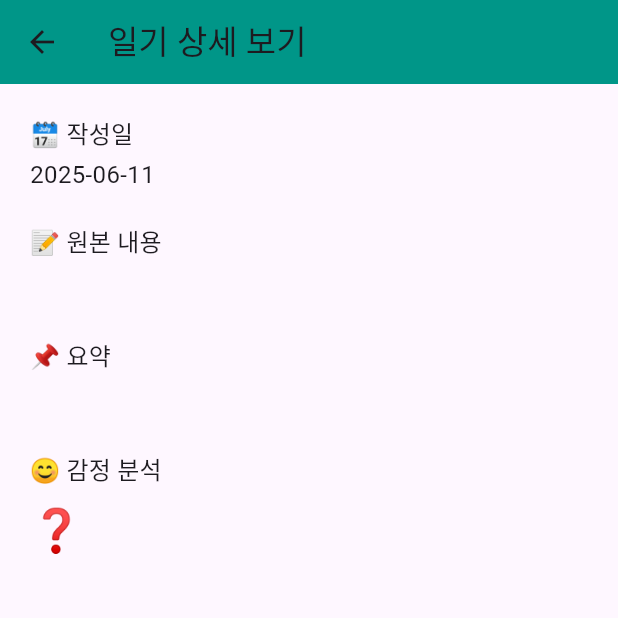
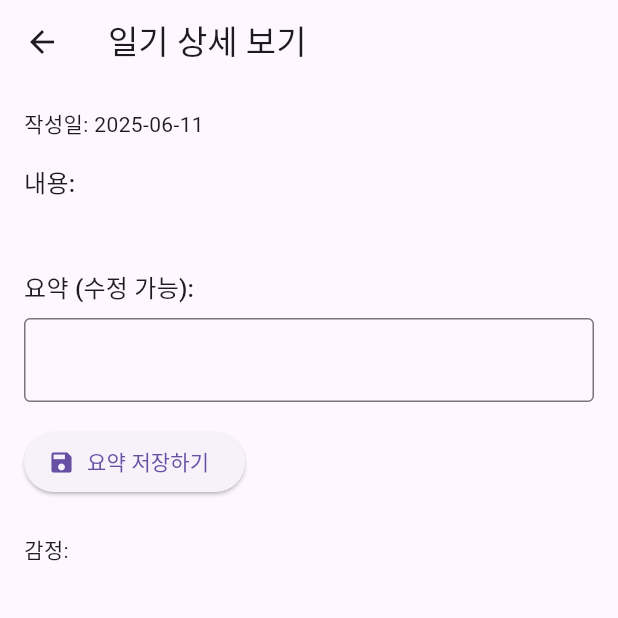
Before and after one commit to duyeob/Haru_hanjul, a Flutter app: the DiaryDetailScreen screen opened directly with empty values, on a phone screen of 412 x 824 dp, the top half of it. Run offline on Flutter 3.47's test engine with Material 3 defaults, Android fonts, the light colour scheme and no system bars; our stand-ins replace fl_chart, hive, hive_flutter; accounts and stored records are empty.

Commit message:
요약된 일기 수정 기능 추가

```diff
--- a/lib/main.dart
+++ b/lib/main.dart
@@ -19,6 +19,7 @@ class MyApp extends StatelessWidget {
   Widget build(BuildContext context) {
     return MaterialApp(
       title: '하루 한줄',
+      debugShowCheckedModeBanner: false,
       theme: ThemeData(primarySwatch: Colors.indigo),
       initialRoute: '/',
       routes: {
--- a/lib/models/diary_entry.dart
+++ b/lib/models/diary_entry.dart
@@ -1,4 +1,5 @@
 import 'package:hive/hive.dart';
+
 part 'diary_entry.g.dart';
 
 @HiveType(typeId: 0)
@@ -25,4 +26,21 @@ class DiaryEntry extends HiveObject {
     required this.emotion,
     required this.createdAt,
   });
+
+  /// ✅ copyWith 메서드 추가
+  DiaryEntry copyWith({
+    String? id,
+    String? originalText,
+    String? summary,
+    String? emotion,
+    DateTime? createdAt,
+  }) {
+    return DiaryEntry(
+      id: id ?? this.id,
+      originalText: originalText ?? this.originalText,
+      summary: summary ?? this.summary,
+      emotion: emotion ?? this.emotion,
+      createdAt: createdAt ?? this.createdAt,
+    );
+  }
 }
--- a/lib/screens/diary_detail_screen.dart
+++ b/lib/screens/diary_detail_screen.dart
@@ -1,83 +1,83 @@
 import 'package:flutter/material.dart';
+import 'package:hive/hive.dart';
 import '../models/diary_entry.dart';
-import '../utils/emotion_mapper.dart';
 
-class DiaryDetailScreen extends StatelessWidget {
+class DiaryDetailScreen extends StatefulWidget {
   final DiaryEntry entry;
 
   const DiaryDetailScreen({super.key, required this.entry});
 
   @override
+  State<DiaryDetailScreen> createState() => _DiaryDetailScreenState();
+}
+
+class _DiaryDetailScreenState extends State<DiaryDetailScreen> {
+  late TextEditingController _summaryController;
+  late Box<DiaryEntry> diaryBox;
+
+  @override
+  void initState() {
+    super.initState();
+    _summaryController = TextEditingController(text: widget.entry.summary);
+    diaryBox = Hive.box<DiaryEntry>('diaryBox');
+  }
+
+  void _saveEditedSummary() async {
+    final updatedEntry = widget.entry.copyWith(summary: _summaryController.text);
+    await diaryBox.put(widget.entry.id, updatedEntry);
+
+    ScaffoldMessenger.of(context).showSnackBar(
+      const SnackBar(content: Text('요약이 저장되었습니다.')),
+    );
+
+    setState(() {}); // UI 반영
+  }
+
+  @override
+  void dispose() {
+    _summaryController.dispose();
+    super.dispose();
+  }
+
+  @override
   Widget build(BuildContext context) {
-    final dateStr = entry.createdAt.toLocal().toString().split(' ')[0];
-    final emoji = getEmoji(entry.emotion);
-    final emotionColor = getColor(entry.emotion);
+    return Scaffold(
+      appBar: AppBar(title: const Text('일기 상세 보기')),
+      body: Padding(
+        padding: const EdgeInsets.all(16.0),
+        child: SingleChildScrollView(
+          child: Column(
+            crossAxisAlignment: CrossAxisAlignment.start,
+            children: [
+              Text('작성일: ${widget.entry.createdAt.toLocal().toString().split(' ')[0]}'),
+              const SizedBox(height: 16),
 
-    return Scaffold(
-      appBar: AppBar(
-        title: const Text('일기 상세 보기'),
-        backgroundColor: Colors.teal,
-      ),
-      body: Padding(
-        padding: const EdgeInsets.all(20),
-        child: ListView(
-          children: [
-            Text(
-              '🗓 작성일',
-              style: Theme.of(context).textTheme.titleMedium,
-            ),
-            const SizedBox(height: 4),
-            Text(
-              dateStr,
-              style: const TextStyle(fontSize: 16),
-            ),
-            const SizedBox(height: 20),
+              Text('내용:', style: Theme.of(context).textTheme.titleMedium),
+              const SizedBox(height: 8),
+              Text(widget.entry.originalText),
+              const SizedBox(height: 16),
 
-            Text(
-              '📝 원본 내용',
-              style: Theme.of(context).textTheme.titleMedium,
-            ),
-            const SizedBox(height: 8),
-            Text(
-              entry.originalText,
-              style: const TextStyle(fontSize: 16),
-            ),
-            const SizedBox(height: 20),
+              Text('요약 (수정 가능):', style: Theme.of(context).textTheme.titleMedium),
+              const SizedBox(height: 8),
+              TextField(
+                controller: _summaryController,
+                maxLines: null,
+                decoration: const InputDecoration(
+                  border: OutlineInputBorder(),
+                ),
+              ),
+              const SizedBox(height: 16),
 
-            Text(
-              '📌 요약',
-              style: Theme.of(context).textTheme.titleMedium,
-            ),
-            const SizedBox(height: 8),
-            Text(
-              entry.summary,
-              style: const TextStyle(fontSize: 16),
-            ),
-            const SizedBox(height: 20),
+              ElevatedButton.icon(
+                onPressed: _saveEditedSummary,
+                icon: const Icon(Icons.save),
+                label: const Text('요약 저장하기'),
+              ),
 
-            Text(
-              '😊 감정 분석',
-              style: Theme.of(context).textTheme.titleMedium,
-            ),
-            const SizedBox(height: 8),
-            Row(
-              children: [
-                Text(
-                  emoji,
-                  style: const TextStyle(fontSize: 28),
-                ),
-                const SizedBox(width: 8),
-                Text(
-                  entry.emotion,
-                  style: TextStyle(
-                    fontSize: 18,
-                    fontWeight: FontWeight.bold,
-                    color: emotionColor,
-                  ),
-                ),
-              ],
-            ),
-          ],
+              const SizedBox(height: 24),
+              Text('감정: ${widget.entry.emotion}'),
+            ],
+          ),
         ),
       ),
     );
--- a/lib/screens/diary_list_screen.dart
+++ b/lib/screens/diary_list_screen.dart
@@ -2,6 +2,7 @@ import 'package:flutter/material.dart';
 import 'package:hive/hive.dart';
 import '../models/diary_entry.dart';
 import 'diary_detail_screen.dart';
+import 'input_screen.dart'; // 입력 화면 import 추가
 import '../widgets/emotion_chart.dart';
 
 class DiaryListScreen extends StatefulWidget {
@@ -53,6 +54,18 @@ class _DiaryListScreenState extends State<DiaryListScreen> {
       appBar: AppBar(
         title: const Text('일기 목록'),
         backgroundColor: Colors.teal,
+        actions: [
+          IconButton(
+            icon: const Icon(Icons.add),
+            tooltip: '일기 쓰기',
+            onPressed: () {
+              Navigator.push(
+                context,
+                MaterialPageRoute(builder: (_) => const InputScreen()),
+              );
+            },
+          ),
+        ],
       ),
       body: entries.isEmpty
           ? const Center(
@@ -111,7 +124,8 @@ class _DiaryListScreenState extends State<DiaryListScreen> {
                         ),
                       ),
                       trailing: IconButton(
-                        icon: const Icon(Icons.delete, color: Colors.red),
+                        icon:
+                        const Icon(Icons.delete, color: Colors.red),
                         onPressed: () => _confirmDelete(entry.id),
                       ),
                     ),
--- a/lib/services/api_service.dart
+++ b/lib/services/api_service.dart
@@ -2,7 +2,7 @@ import 'dart:convert';
 import 'package:http/http.dart' as http;
 
 class ApiService {
-  static const String _url = 'http://10.0.1.116:5000/summarize';
+  static const String _url = 'http://localhost:5000/summarize';
 
   static Future<Map<String, String>> analyzeText(String text) async {
     final response = await http.post(
```
